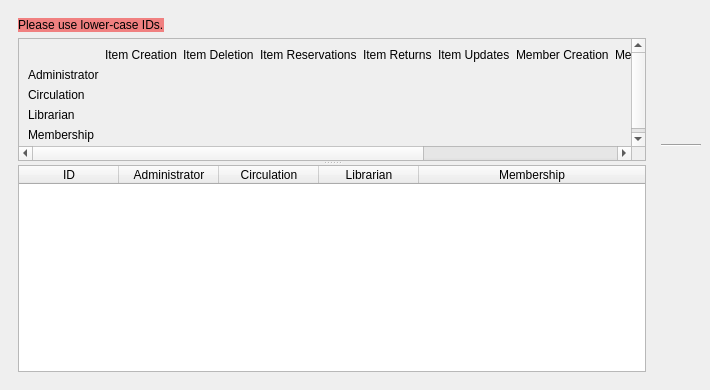
Before: the Qt Designer form UI/biblioteq_adminsetup.ui in textbrowser/biblioteq, drawn with Qt 5.
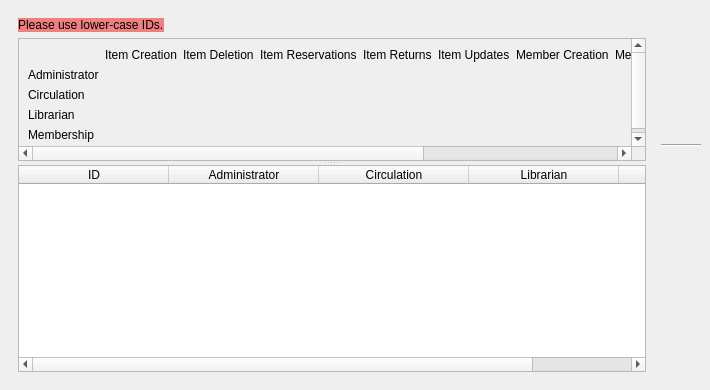
After: the same form once the commit is applied. Icons and pictures are not drawn.

Commit message: GL changes. Minimum column widths.

Patch:
```diff
--- a/UI/biblioteq_adminsetup.ui
+++ b/UI/biblioteq_adminsetup.ui
@@ -413,6 +413,9 @@
           <property name="cornerButtonEnabled">
            <bool>false</bool>
           </property>
+          <attribute name="horizontalHeaderMinimumSectionSize">
+           <number>150</number>
+          </attribute>
           <attribute name="horizontalHeaderStretchLastSection">
            <bool>true</bool>
           </attribute>
```
Left out of the diff: 4 changed lines with no effect on the pictures. The commit also changes 11 other files.
